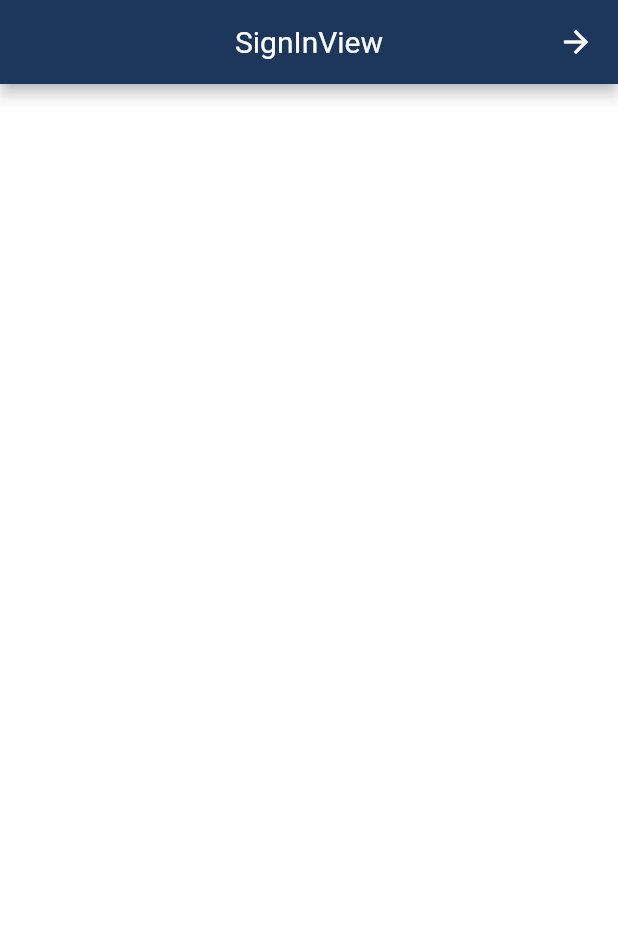
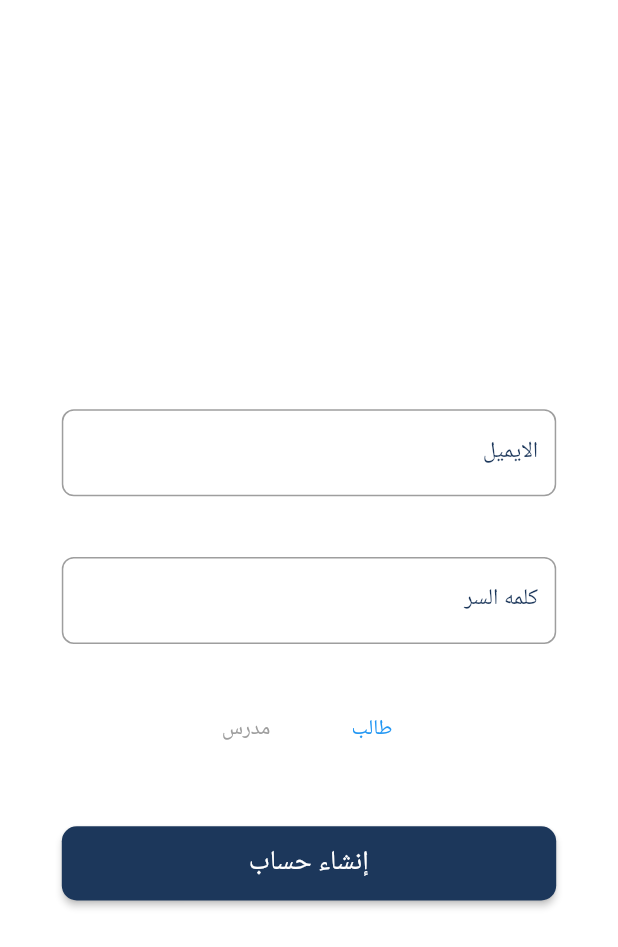
Before and after one commit to Osama-creator/bio, a Flutter app: the SignInView screen opened by its route, on a phone screen of 412 x 824 dp. Shown: the top 947 px of the screen. Run offline on Flutter 3.47's test engine with Material 2 defaults, Android fonts, the phone set to English and light mode, and no system bars; our stand-ins replace cloud_firestore, firebase_auth, firebase_core, firebase_storage, get, google_fonts and 2 more; accounts and stored records are empty; Roboto replaces fonts that are missing (Cairo).

Commit message:
sign  in & sign up

```diff
--- a/lib/app/modules/home/views/home_view.dart
+++ b/lib/app/modules/home/views/home_view.dart
@@ -10,10 +10,11 @@ class HomeView extends GetView<HomeController> {
   Widget build(BuildContext context) {
     return Scaffold(
       appBar: AppBar(
-        title: const Text('HomeView'),
+        title: InkWell(
+            onTap: () => controller.signOut(), child: const Text('HomeView')),
         centerTitle: true,
       ),
-      body: Center(
+      body: const Center(
         child: Text(
           'HomeView is working',
           style: TextStyle(fontSize: 20),
--- a/lib/app/modules/sign_in/views/sign_in_view.dart
+++ b/lib/app/modules/sign_in/views/sign_in_view.dart
@@ -1,3 +1,4 @@
+import 'package:bio/app/views/text_field.dart';
 import 'package:flutter/material.dart';
 
 import 'package:get/get.dart';
@@ -9,14 +10,81 @@ class SignInView extends GetView<SignInController> {
   @override
   Widget build(BuildContext context) {
     return Scaffold(
-      appBar: AppBar(
-        title: const Text('SignInView'),
-        centerTitle: true,
-      ),
       body: Center(
-        child: Text(
-          'SignInView is working',
-          style: TextStyle(fontSize: 20),
+        child: Column(
+          mainAxisSize: MainAxisSize.min,
+          mainAxisAlignment: MainAxisAlignment.spaceEvenly,
+          children: [
+            SizedBox(
+              height: context.height * 0.1,
+            ),
+            MyTextFeild(
+              width: context.width * 0.8,
+              controller: controller.emailC,
+              hintText: 'example@gmail.com',
+              labelText: "الايميل",
+              keyboardType: TextInputType.emailAddress,
+            ),
+            MyTextFeild(
+              width: context.width * 0.8,
+              controller: controller.passwordC,
+              hintText: "******",
+              labelText: "كلمه السر",
+              obscureText: true,
+            ),
+            Obx(
+              () => Row(
+                mainAxisAlignment: MainAxisAlignment.center,
+                children: [
+                  TextButton(
+                    onPressed: () {
+                      controller.isTeacher.value = false;
+                    },
+                    child: Text(
+                      'طالب',
+                      style: TextStyle(
+                        color: controller.isTeacher.value
+                            ? Colors.grey
+                            : Theme.of(context).colorScheme.secondary,
+                      ),
+                    ),
+                  ),
+                  const SizedBox(width: 20),
+                  TextButton(
+                    onPressed: () {
+                      controller.isTeacher.value = true;
+                    },
+                    child: Text(
+                      'مدرس',
+                      style: TextStyle(
+                        color: controller.isTeacher.value
+                            ? Theme.of(context).colorScheme.secondary
+                            : Colors.grey,
+                      ),
+                    ),
+                  ),
+                ],
+              ),
+            ),
+            Padding(
+              padding: EdgeInsets.symmetric(
+                  horizontal: context.width * 0.1,
+                  vertical: context.height * 0.05),
+              child: SizedBox(
+                height: context.height * 0.06,
+                width: context.width,
+                child: ElevatedButton(
+                  onPressed: () => controller..login(),
+                  child: Text(
+                    'إنشاء حساب',
+                    style: context.textTheme.headline6!.copyWith(
+                      fontSize: 18,
+                    ),
+                  ),
+                ),
+              ),
+            ),
+          ],
         ),
       ),
     );
--- a/lib/app/routes/app_pages.dart
+++ b/lib/app/routes/app_pages.dart
@@ -36,7 +36,7 @@ part 'app_routes.dart';
 class AppPages {
   AppPages._();
 
-  static const INITIAL = Routes.SIGN_UP;
+  static const INITIAL = Routes.SIGN_IN;
 
   static final routes = [
     GetPage(
```
Also changed, not shown: lib/app/modules/home/controllers/home_controller.dart (+10 -18 lines), lib/app/modules/sign_in/controllers/sign_in_controller.dart (+54 -11 lines), lib/app/modules/sign_up/controllers/sign_up_controller.dart (+27 -0 lines).
